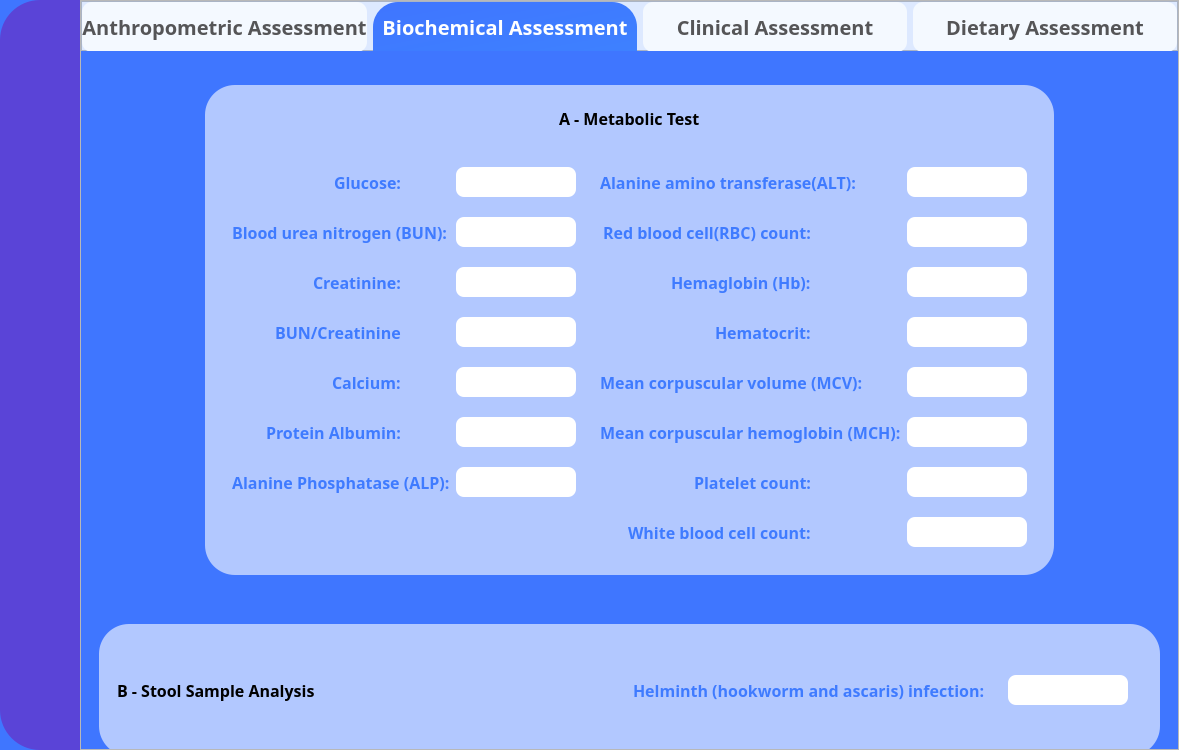
First picture: the form in ui/Biochemical_Assessment.ui, repository ghostmander/Healthcare-Project, before the edit.
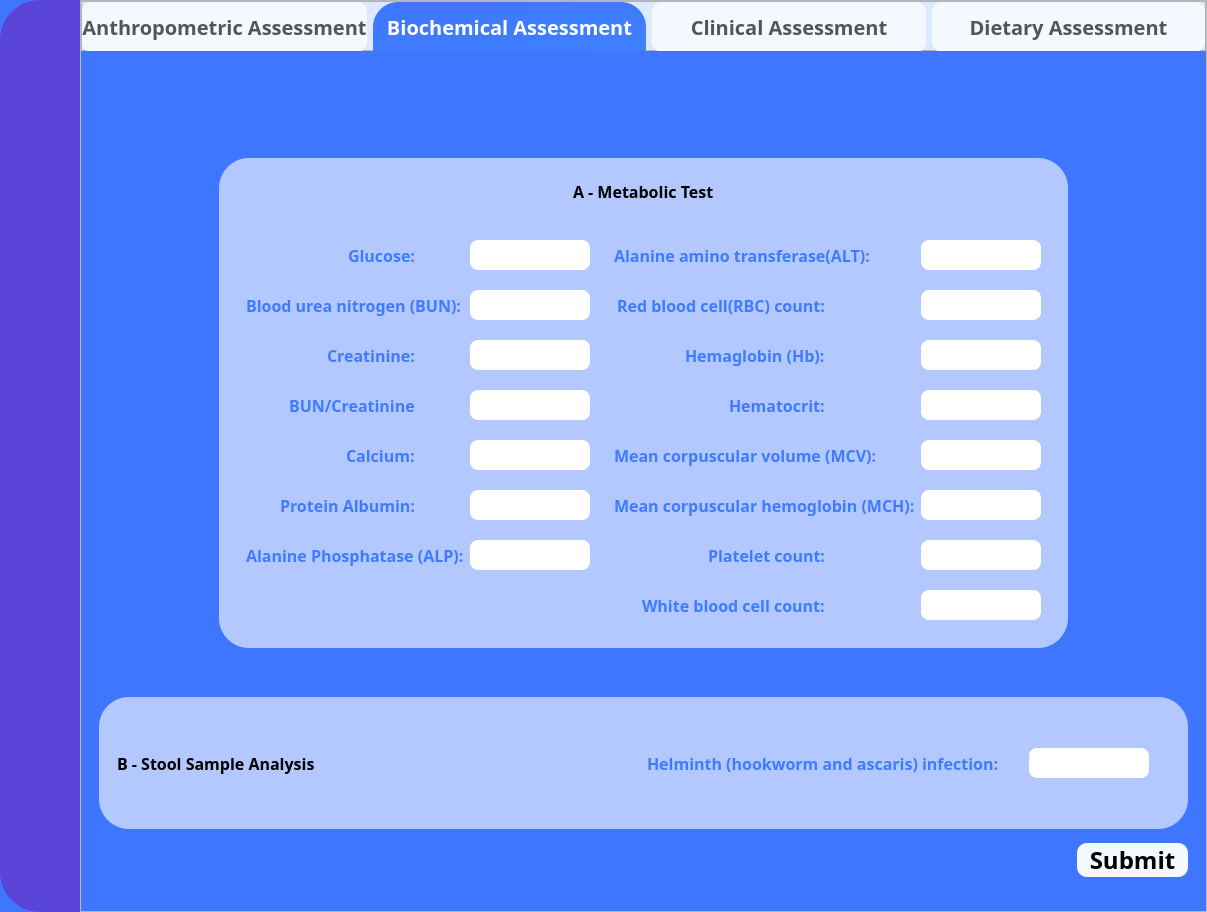
Second picture: the form after the edit. Icons and pictures are not drawn.

What changed in the file:
```diff
--- a/ui/Biochemical_Assessment.ui
+++ b/ui/Biochemical_Assessment.ui
@@ -6,8 +6,8 @@
    <rect>
     <x>0</x>
     <y>0</y>
-    <width>1159</width>
-    <height>750</height>
+    <width>1207</width>
+    <height>912</height>
    </rect>
   </property>
   <property name="windowTitle">
@@ -1696,6 +1696,57 @@
             </layout>
            </widget>
           </item>
+          <item>
+           <widget class="QFrame" name="frame_34">
+            <property name="styleSheet">
+             <string notr="true">background:None;</string>
+            </property>
+            <property name="frameShape">
+             <enum>QFrame::StyledPanel</enum>
+            </property>
+            <property name="frameShadow">
+             <enum>QFrame::Raised</enum>
+            </property>
+            <layout class="QVBoxLayout" name="verticalLayout_9">
+             <item alignment="Qt::AlignRight">
+              <widget class="QPushButton" name="Submit_button">
+               <property name="minimumSize">
+                <size>
+                 <width>0</width>
+                 <height>30</height>
+                </size>
+               </property>
+               <property name="font">
+                <font>
+                 <family>Bahnschrift Condensed</family>
+                 <pointsize>18</pointsize>
+                 <bold>true</bold>
+                </font>
+               </property>
+               <property name="styleSheet">
+                <string notr="true">QPushButton{
+background-color: rgb(244, 249, 255);
+border-radius:10px;
+}
+
+QPushButton:hover{
+	background-color: rgb(90, 68, 215);
+	color: rgb(255, 255, 255);
+}
+
+QPushButton:pressed{
+	background-color: rgb(48, 37, 118);
+	color:rgb(255,255,255)
+}</string>
+               </property>
+               <property name="text">
+                <string>  Submit  </string>
+               </property>
+              </widget>
+             </item>
+            </layout>
+           </widget>
+          </item>
          </layout>
         </widget>
        </item>
```
